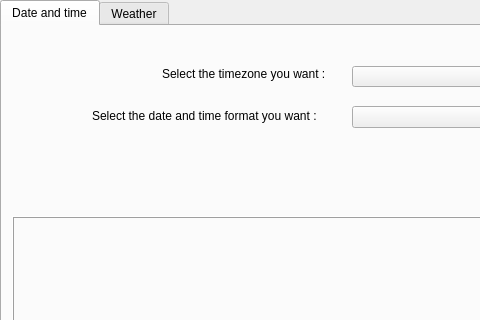
This is maindesktopweadtwindow.ui in Vicken-Ghoubiguian/desktopWeaDTApp as Qt 5 draws it before an edit; both pictures show x 0 to 480 and y 0 to 320 of the 800 by 600 pixel window. The edited form follows.
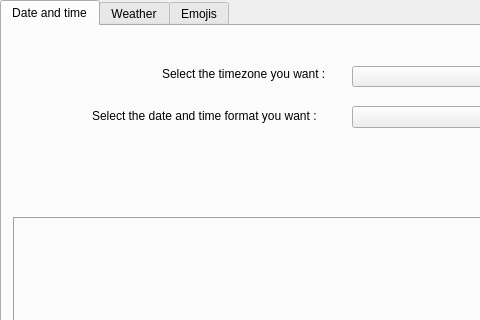
This is the edited form. The open tabs and pages were chosen to show the change.

Commit message: Resizable.... FALSE 2

What changed in the file:
```diff
--- a/maindesktopweadtwindow.ui
+++ b/maindesktopweadtwindow.ui
@@ -141,6 +141,11 @@
       </property>
      </widget>
     </widget>
+    <widget class="QWidget" name="emojisTab">
+     <attribute name="title">
+      <string>Emojis</string>
+     </attribute>
+    </widget>
    </widget>
   </widget>
   <widget class="QStatusBar" name="statusbar"/>
```
Left out of the diff: 2 changed lines with no effect on the pictures.
